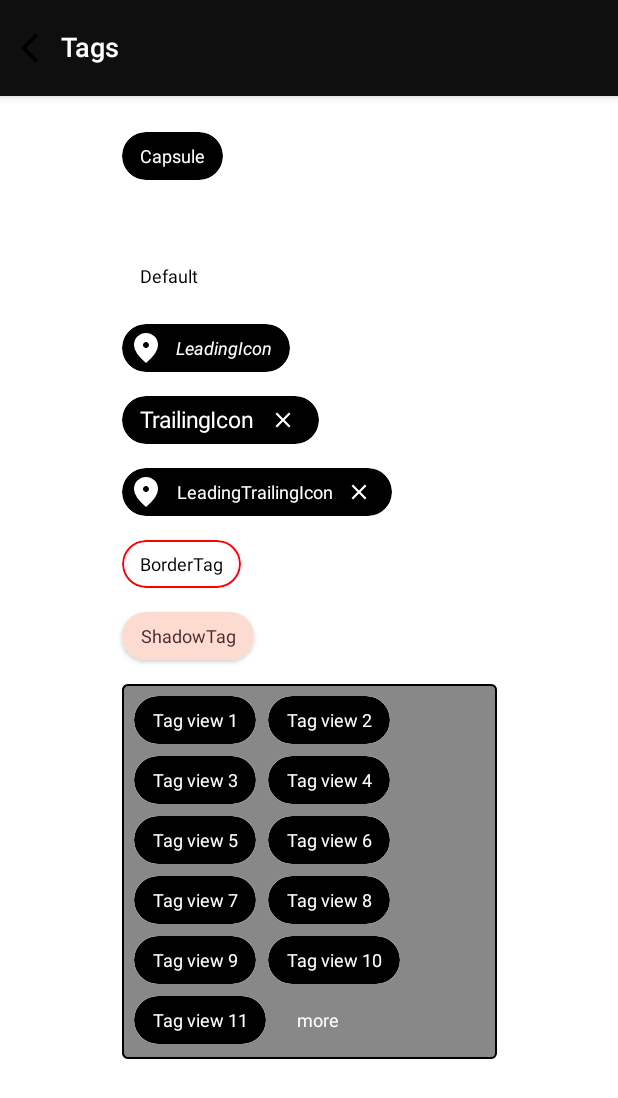
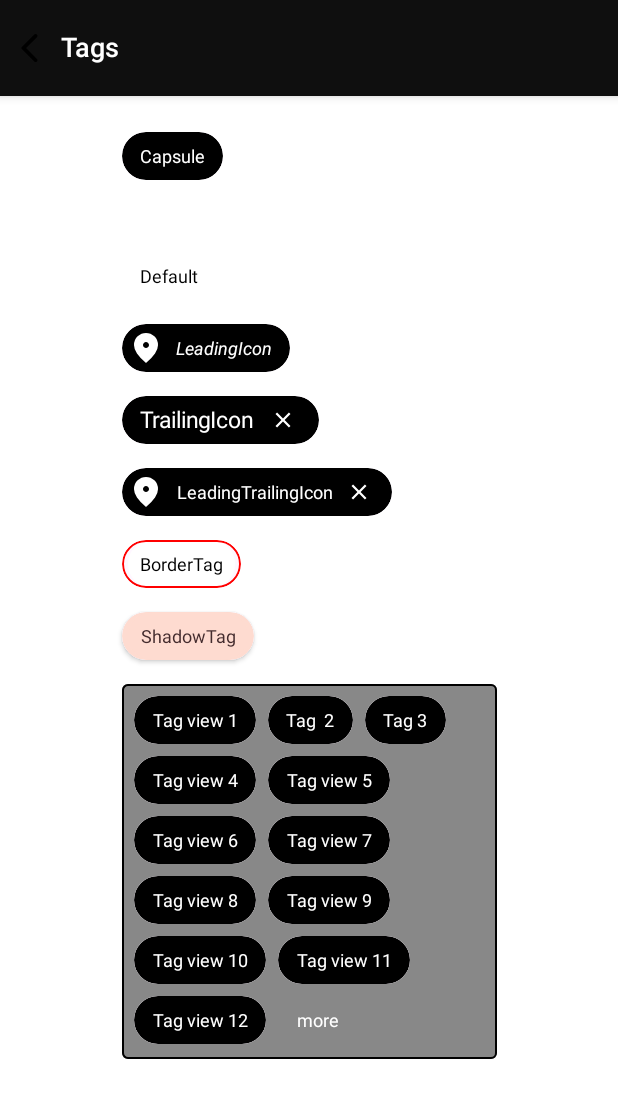
Before and after one commit to codeandtheory/YTag-android, an Android app built with Jetpack Compose: the YTagActivity screen opened directly, with no data from a screen before it, on a phone screen of 412 x 824 dp. Shown: the top 1098 px of the screen. Run offline under Robolectric (Android 15) with nearby library versions, the phone set to English and light mode, and no system bars; our stand-ins replace Dagger/Hilt's generated code.

Commit message:
1. Added semantics property in TagViewModifiers.kt and TagViewContainerModifiers.kt. 2. Code refactoring

```diff
--- a/core/ui/src/main/java/co/yml/coreui/core/ui/ytag/TagView.kt
+++ b/core/ui/src/main/java/co/yml/coreui/core/ui/ytag/TagView.kt
@@ -96,7 +96,7 @@ fun TagView(
                         )
                         .align(Alignment.CenterVertically)
                         .semantics {
-                            this.contentDescription = text
+                            this.contentDescription = semantics
                         },
                     style = style,
                     textDecoration = textDecoration,
--- a/core/ui/src/main/java/co/yml/coreui/core/ui/ytag/TagViewContainer.kt
+++ b/core/ui/src/main/java/co/yml/coreui/core/ui/ytag/TagViewContainer.kt
@@ -1,6 +1,5 @@
 package co.yml.coreui.core.ui.ytag
 
-import android.util.Log
 import androidx.compose.foundation.background
 import androidx.compose.foundation.border
 import androidx.compose.foundation.clickable
@@ -34,7 +33,7 @@ fun TagViewContainer(
     tagViewData: List<TagViewData>,
     tagViewContainerModifiers: TagViewContainerModifiers
 ) {
-    //add more tag into the list
+    //add overflow details tag into the list
     val updatedTagViewData = tagViewData.toMutableList()
     val moreTag = tagViewContainerModifiers.moreTagConfiguration
     updatedTagViewData.add(moreTag)
@@ -69,7 +68,7 @@ fun TagViewContainer(
             .clickable { }
             .semantics {
                 this.contentDescription =
-                    context.getString(co.yml.coreui.ui.R.string.tag_view_container_accessibility_title)
+                    tagViewContainerModifiers.semantics.ifEmpty { context.getString(co.yml.coreui.ui.R.string.tag_view_container_accessibility_title) }
             }
             .testTag("tag_view_container")
             .background(
@@ -127,20 +126,14 @@ fun TagViewContainerLayout(
         var currentRow = 0
         var currentOffset = IntOffset.Zero
 
+        //Measurement phase
         val placeAbles = measurables.map { measurable ->
             val placeAble: Placeable = measurable.measure(looseConstraints)
 
+            //calculate the offsets to place the tags in layout phase
             if (currentOffset.x > 0f && currentOffset.x + placeAble.width + tagViewContainerModifiers.tagSpacingHorizontal.toPx()
                     .toInt() > constraints.maxWidth
             ) {
-                Log.i(
-                    "check_measure",
-                    "c.XOffset: ${currentOffset.x} p.Width: ${placeAble.width} p.Height: ${placeAble.height} tagHSpace: ${
-                        tagViewContainerModifiers.tagSpacingHorizontal.toPx().toInt()
-                    } tagVSpace: ${
-                        tagViewContainerModifiers.tagSpacingVertical.toPx().toInt()
-                    } max w: ${constraints.maxWidth}"
-                )
                 currentRow += 1
                 currentOffset =
                     currentOffset.copy(
@@ -161,30 +154,21 @@ fun TagViewContainerLayout(
             width = constraints.maxWidth,
             height = constraints.maxHeight
         ) {
-            Log.i("check_placeAble", "size: ${placeAbles.size}")
-            placeAbles.forEachIndexed { index, placeable ->
-                val (placeable, offset) = placeable
-                //check whether current item has enough space
+            placeAbles.forEachIndexed { index, tagPlaceable ->
+                val (placeable, offset) = tagPlaceable
+                //check whether container  has enough space to place the current tag
                 if (offset.x + placeable.width < constraints.maxWidth && offset.y + placeable.height < constraints.maxHeight) {
-                    //current item has space
-                    Log.i("check_placeable", "index: $index current item has space")
+                    //space available for current tag
                     val nextItemIndex = index + 1
+                    //check whether container  has enough space to place the next tag
                     if (nextItemIndex <= placeAbles.lastIndex) {
                         val nextItemOffset = placeAbles[nextItemIndex].second
-                        Log.i(
-                            "check_placeable",
-                            "next index: $nextItemIndex nextItemOffset : $nextItemOffset Before checking"
-                        )
                         if (nextItemOffset.x + placeAbles[nextItemIndex].first.width < constraints.maxWidth && nextItemOffset.y + placeAbles[nextItemIndex].first.height < constraints.maxHeight) {
-                            //next item has space
-                            Log.i(
-                                "check_placeable",
-                                "next index: $nextItemIndex nextItemOffset : $nextItemOffset next item has space and placed"
-                            )
+                            //space available for next tag
                             placeable.place(offset.x, offset.y)
                         } else {
-                            //next item has no space
-                            //check space to accommodate more tag
+                            //space not available for next tag
+                            //place the over flow tag
                             val overflow = showOverFlow(
                                 index,
                                 placeAbles,
@@ -199,8 +183,8 @@ fun TagViewContainerLayout(
                         }
                     }
                 } else {
-                    //current item has no space
-                    //check space to accommodate more tag
+                    //space available for current tag
+                    //place the over flow tag
                     val overflow = showOverFlow(
                         index,
                         placeAbles,
@@ -237,18 +221,12 @@ fun showOverFlow(
     val placeable = placeAbles[index]
 
     if (tagViewContainerModifiers.moreTagConfiguration.showOverFlow) {
-        Log.i("check_placeable", "index: $index next item has no space")
         val moreTagPlaceAble = placeAbles.last()
         val remainingTags = placeAbles.lastIndex - 1 - index
 
         if (offset.x + moreTagPlaceAble.first.width < constraints.maxWidth && offset.y + moreTagPlaceAble.first.height < constraints.maxHeight) {
             //place more tag
-            Log.i(
-                "check_placeable",
-                "index: $index more tag placed offset: $offset"
-            )
-
-            //check whether more tag can be placed in between current and previous offset
+            //check whether space available for over flow tag to place in between current [which replace over flow tag] and previous tags
             val previousIndex = index - 1
             if (previousIndex >= 0) {
                 val previousOffset = placeAbles[previousIndex].second
@@ -260,18 +238,11 @@ fun showOverFlow(
                 val moreTagYOffset = previousOffset.y
 
                 if (moreTagXOffset + moreTagPlaceAble.first.width < constraints.maxWidth && moreTagYOffset + moreTagPlaceAble.first.height < constraints.maxHeight) {
-                    Log.i(
-                        "check_placeable",
-                        " prev index: $previousIndex more tag placed on in btw offset: $previousOffset"
-                    )
-
                     return Pair(moreTagPlaceAble.first, IntOffset(moreTagXOffset, moreTagYOffset))
                 }
             }
 
             return moreTagPlaceAble
-        } else {
-            Log.i("check_placeable", "index: $index more tag has no space")
         }
     } else {
         return placeable
--- a/core/ui/src/main/java/co/yml/coreui/core/ui/ytag/model/TagViewContainerModifiers.kt
+++ b/core/ui/src/main/java/co/yml/coreui/core/ui/ytag/model/TagViewContainerModifiers.kt
@@ -39,7 +39,8 @@ data class TagViewContainerModifiers(
     val tagSpacingHorizontal: Dp,
     val tagSpacingVertical: Dp,
     val moreTagConfiguration: TagViewData,
-    val onClick: (TagViewData) -> Unit
+    val onClick: (TagViewData) -> Unit,
+    val semantics: String
 ) {
     //todo sree_ check min and max default size
     class Builder {
@@ -65,6 +66,7 @@ data class TagViewContainerModifiers(
                 .build()
         )
         private var onClick: (TagViewData) -> Unit = {}
+        private var semantics: String = ""
 
         fun minWidth(minWidth: Dp) = apply { this.minWidth = minWidth }
 
@@ -97,6 +99,8 @@ data class TagViewContainerModifiers(
 
         fun onCLick(onClick: (TagViewData) -> Unit) = apply { this.onClick = onClick }
 
+        fun semantics(semantics: String) = apply { this.semantics = semantics }
+
         fun build() = TagViewContainerModifiers(
             minWidth,
             minHeight,
@@ -111,7 +115,8 @@ data class TagViewContainerModifiers(
             tagSpacingHorizontal,
             tagSpacingVertical,
             moreTagConfiguration,
-            onClick
+            onClick,
+            semantics
         )
     }
 }
--- a/core/ui/src/main/java/co/yml/coreui/core/ui/ytag/model/TagViewModifiers.kt
+++ b/core/ui/src/main/java/co/yml/coreui/core/ui/ytag/model/TagViewModifiers.kt
@@ -79,7 +79,8 @@ data class TagViewModifiers(
     val tonalElevation: Dp,
     val shadowElevation: Dp,
     val containerPaddingValues: PaddingValues,
-    val onClick: () -> Unit
+    val onClick: () -> Unit,
+    val semantics: String
 ) {
     class Builder {
         private var minWidth: Dp = 52.dp
@@ -111,6 +112,7 @@ data class TagViewModifiers(
         private var shadowElevation: Dp = 0.dp
         private var containerPaddingValues: PaddingValues = PaddingValues(horizontal = 4.dp)
         private var onClick: () -> Unit = {}
+        private var semantics: String = text
 
         fun minWidth(minWidth: Dp) = apply { this.minWidth = minWidth }
 
@@ -166,6 +168,8 @@ data class TagViewModifiers(
             apply { this.containerPaddingValues = paddingValues }
 
         fun onCLick(onClick: () -> Unit) = apply { this.onClick = onClick }
+
+        fun semantics(semantics: String) = apply { this.semantics = semantics }
         fun build() = TagViewModifiers(
             minWidth,
             minHeight,
@@ -194,7 +198,8 @@ data class TagViewModifiers(
             tonalElevation,
             shadowElevation,
             containerPaddingValues,
-            onClick
+            onClick,
+            semantics
         )
     }
 }
--- a/feature/ytag/src/main/java/co/yml/coreui/feature/ytag/ui/YTagActivity.kt
+++ b/feature/ytag/src/main/java/co/yml/coreui/feature/ytag/ui/YTagActivity.kt
@@ -306,8 +306,17 @@ fun DefaultTagViewContainer() {
 
     val tagViewData = listOf(
         TagViewData("Tag view 1", tagViewModifiers),
-        TagViewData("Tag view 2", tagViewModifiers),
-        TagViewData("Tag view 3", tagViewModifiers),
+        TagViewData("Tag  2", TagViewModifiers.Builder()
+            .shape(CircleShape)
+            .backgroundColor(Color.Black)
+            .textColor(Color.White)
+            .style(textStyle)
+            .semantics("second tag")
+            .onCLick {
+                Log.i("check_click", "tag view clicked")
+            }
+            .build()),
+        TagViewData("Tag 3", tagViewModifiers),
         TagViewData("Tag view 4", tagViewModifiers),
         TagViewData("Tag view 5", tagViewModifiers),
         TagViewData("Tag view 6", tagViewModifiers),
```
Also changed, not shown: 1 other file.
